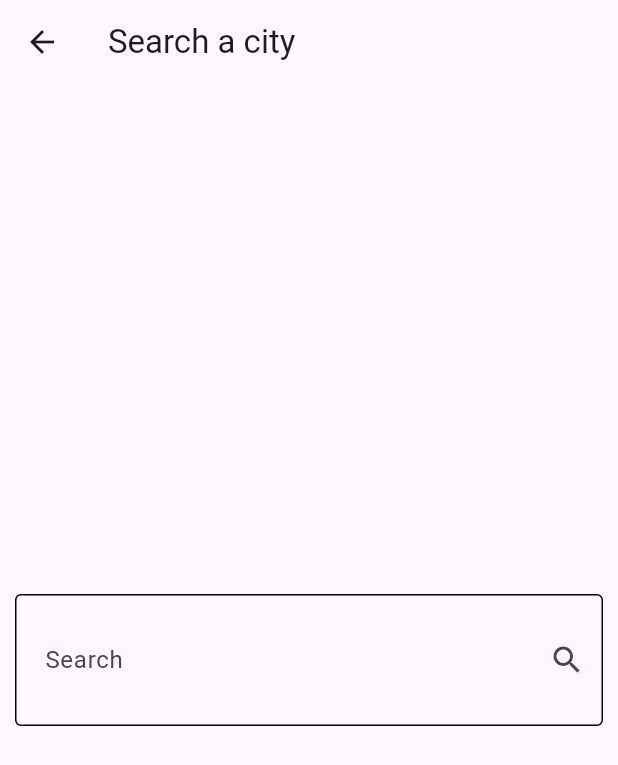
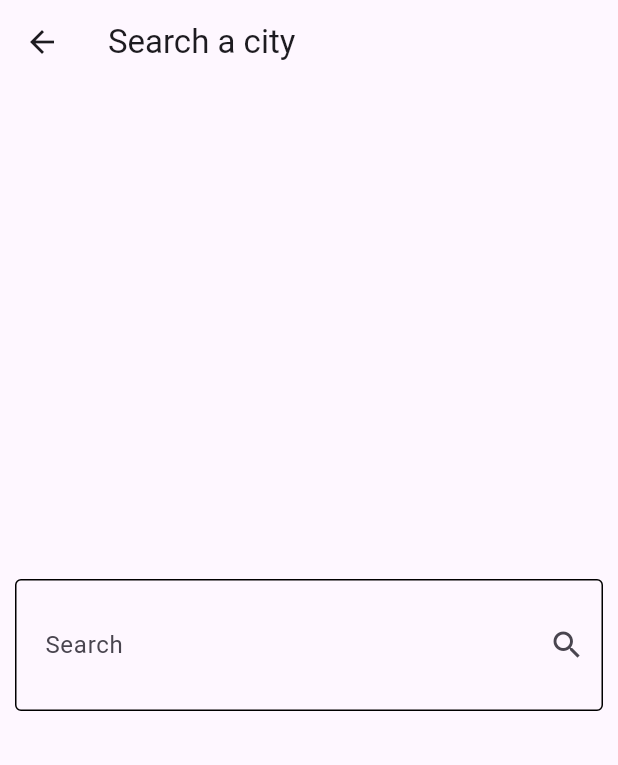
Before and after one commit to Ahmedyehia122/weather_app, a Flutter app: the SearchView screen opened directly, on a phone screen of 412 x 824 dp. Shown: the top 765 px of the screen. Run offline on Flutter 3.47's test engine with Material 3 defaults, Android fonts, the phone set to English and light mode, and no system bars; our stand-ins replace dio.

```diff
--- /dev/null
+++ b/lib/core/consts.dart
@@ -0,0 +1,6 @@
+class Constans {
+  static const String baseUrl = 'https://api.weatherapi.com/v1';
+  static const String apiKey = '1be1e466dbec4c85966120552240306';
+  static const String customErrMessage =
+      'oops there was an error, please try again later!';
+}
--- a/lib/views/home_view.dart
+++ b/lib/views/home_view.dart
@@ -1,6 +1,5 @@
 import 'package:flutter/material.dart';
 import 'package:weather_app/views/search_view.dart';
-import 'package:weather_app/widgets/noweather_body.dart';
 import 'package:weather_app/widgets/weather_info_body.dart';
 
 class HomeView extends StatelessWidget {
--- a/lib/views/search_view.dart
+++ b/lib/views/search_view.dart
@@ -1,4 +1,9 @@
+import 'dart:developer';
+
+import 'package:dio/dio.dart';
 import 'package:flutter/material.dart';
+import 'package:weather_app/models/weather_model.dart';
+import 'package:weather_app/services/weather_service.dart';
 
 class SearchView extends StatelessWidget {
   const SearchView({super.key});
@@ -12,7 +17,15 @@ class SearchView extends StatelessWidget {
       body: Padding(
         padding: const EdgeInsets.all(10),
         child: Center(
-          child: TextFormField(
+          child: Column(
+            mainAxisAlignment: MainAxisAlignment.center,
+            children: [
+              TextField(
+                onSubmitted: (value) async {
+                  WeatherModel weatherModel = await WeatherService(Dio())
+                      .getCurrentWeather(cityName: value);
+                  log(weatherModel.cityName);
+                },
                 decoration: const InputDecoration(
                     contentPadding: EdgeInsets.symmetric(
                       horizontal: 16,
@@ -26,6 +39,11 @@ class SearchView extends StatelessWidget {
                     enabledBorder: OutlineInputBorder(),
                     focusedBorder: OutlineInputBorder()),
               ),
+              const SizedBox(
+                height: 20,
+              ),
+            ],
+          ),
         ),
       ),
     );
```
Also changed, not shown: lib/services/weather_service.dart (+6 -8 lines). Lines whose indentation alone changed are shown as unchanged.
